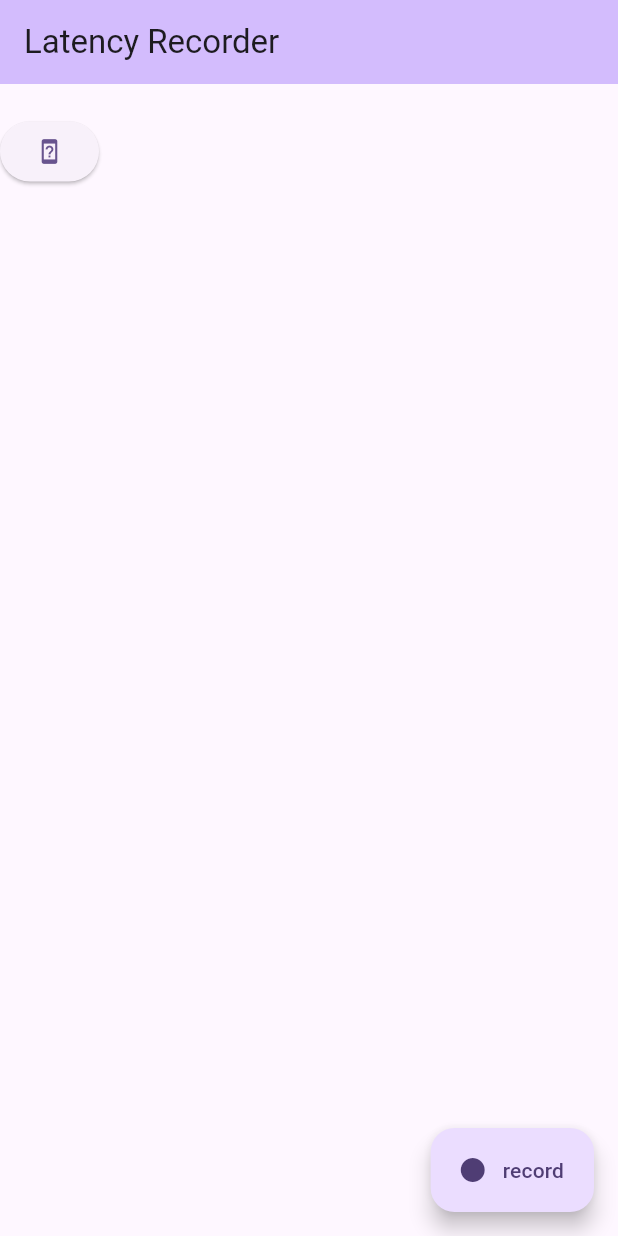
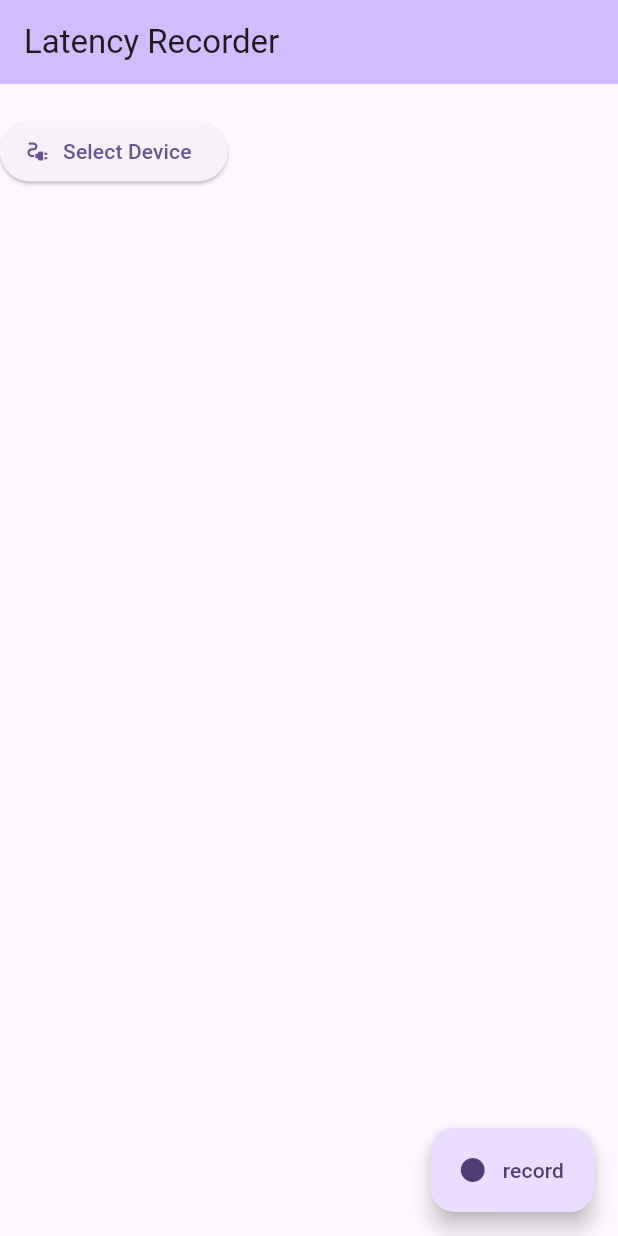
Before and after one commit to JasperVanDenBosch/electrotime, a Flutter app: the screen it shows after launch, on a phone screen of 412 x 824 dp. Run offline on Flutter 3.47's test engine with Material 3 defaults, Android fonts, the phone set to English and light mode, and no system bars; missing offline and left inert: flutter_libserialport.

Commit message:
better button for select device

```diff
--- a/gui/lib/home.dart
+++ b/gui/lib/home.dart
@@ -52,8 +52,9 @@ class _HomePageState extends State<HomePage> {
       body: Column(
         children: [
           Text(selectedPortLabel()),
-          ElevatedButton(
-            child: const Icon(Icons.device_unknown),
+          ElevatedButton.icon(
+            label: const Text('Select Device'),
+            icon: const Icon(Icons.electrical_services),
             onPressed: () {
               selectDevice(context).then((newPortAddress) {
                 setState(() {
```
